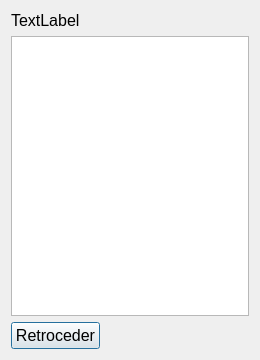
First picture: the form in view/design/Ui_ListResults.ui, repository jimmyskull/BusOntologyBrowser, before the edit.
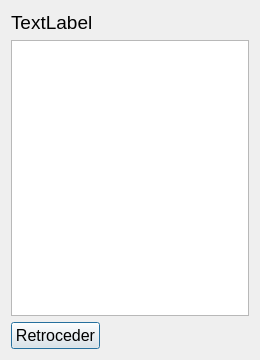
Second picture: the form after the edit.

Diff of the .ui file:
```diff
--- a/view/design/Ui_ListResults.ui
+++ b/view/design/Ui_ListResults.ui
@@ -33,6 +33,13 @@
   <layout class="QVBoxLayout" name="verticalLayout">
    <item>
     <widget class="QLabel" name="label">
+     <property name="font">
+      <font>
+       <pointsize>14</pointsize>
+       <weight>50</weight>
+       <bold>false</bold>
+      </font>
+     </property>
      <property name="text">
       <string>TextLabel</string>
      </property>
```
